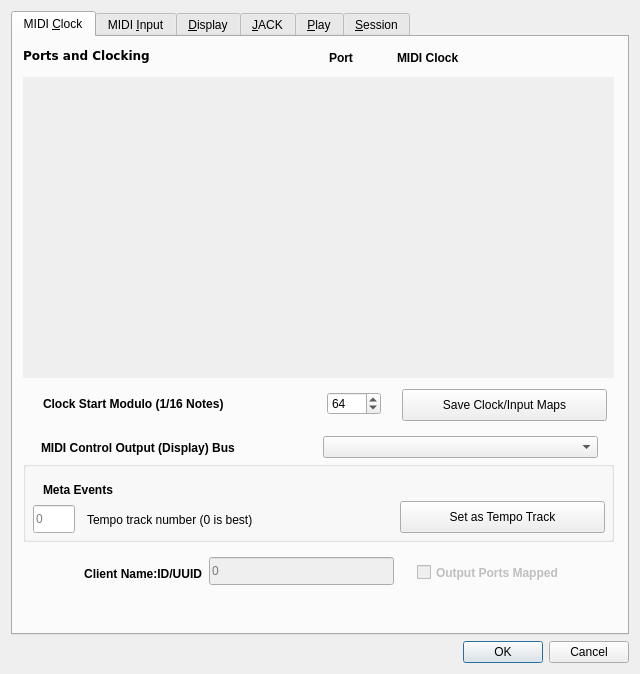
The window that seq_qt5/forms/qseditoptions.ui (ahlstromcj/seq66) describes before a commit, drawn with Qt 5.
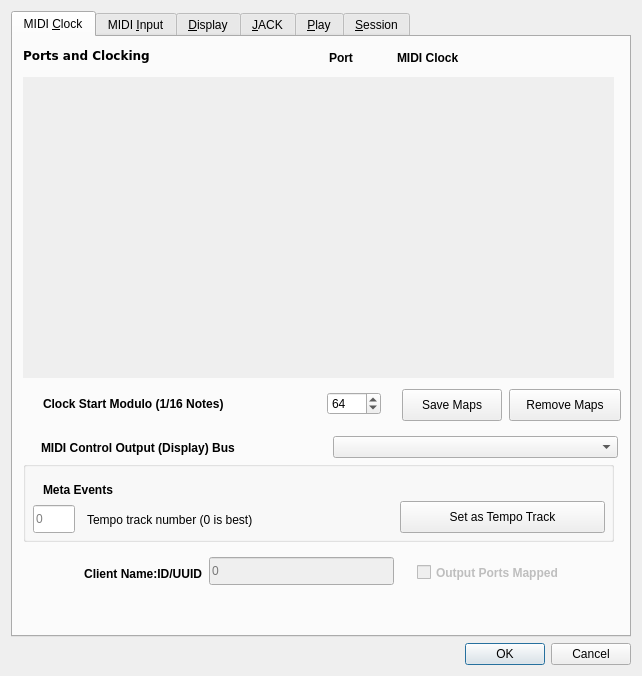
The same window after the commit. The open tabs and pages were chosen to show the change.

What changed in the file:
```diff
--- a/seq_qt5/forms/qseditoptions.ui
+++ b/seq_qt5/forms/qseditoptions.ui
@@ -6,8 +6,8 @@
    <rect>
     <x>0</x>
     <y>0</y>
-    <width>640</width>
-    <height>674</height>
+    <width>642</width>
+    <height>676</height>
    </rect>
   </property>
   <property name="windowTitle">
@@ -176,16 +176,22 @@
         <rect>
          <x>389</x>
          <y>352</y>
-         <width>205</width>
+         <width>100</width>
          <height>32</height>
         </rect>
        </property>
+       <property name="minimumSize">
+        <size>
+         <width>100</width>
+         <height>32</height>
+        </size>
+       </property>
        <property name="toolTip">
         <string>Saves maps of I/O port numbers and names to the 'rc' file.
 Each port number can be found by name-lookup.</string>
        </property>
        <property name="text">
-        <string>Save Clock/Input Maps</string>
+        <string>Save Maps</string>
        </property>
       </widget>
       <widget class="QLabel" name="label">
@@ -352,7 +358,7 @@
         <rect>
          <x>28</x>
          <y>388</y>
-         <width>557</width>
+         <width>577</width>
          <height>45</height>
         </rect>
        </property>
@@ -375,6 +381,19 @@
         </item>
        </layout>
       </widget>
+      <widget class="QPushButton" name="pushButtonRemoveMap">
+       <property name="geometry">
+        <rect>
+         <x>496</x>
+         <y>352</y>
+         <width>112</width>
+         <height>32</height>
+        </rect>
+       </property>
+       <property name="text">
+        <string>Remove Maps</string>
+       </property>
+      </widget>
      </widget>
      <widget class="QWidget" name="tabMidiInput">
       <property name="toolTip">
```
Left out of the diff: 2 changed lines with no effect on the pictures.
